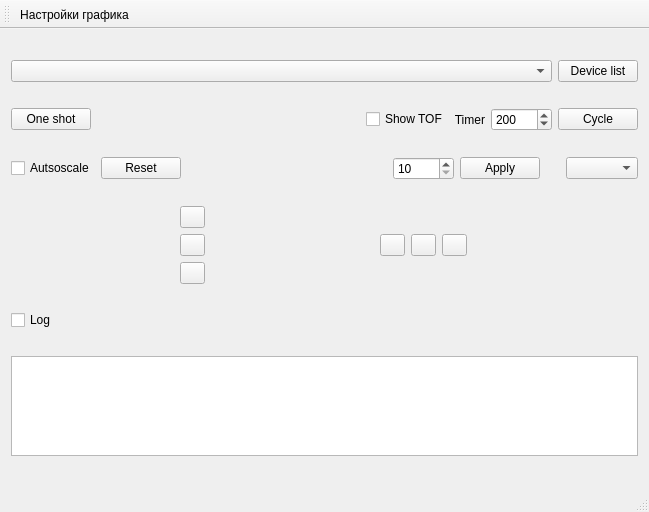
First picture: the form in test_1/mainwindow.ui, repository breton75/MAX, before the edit.
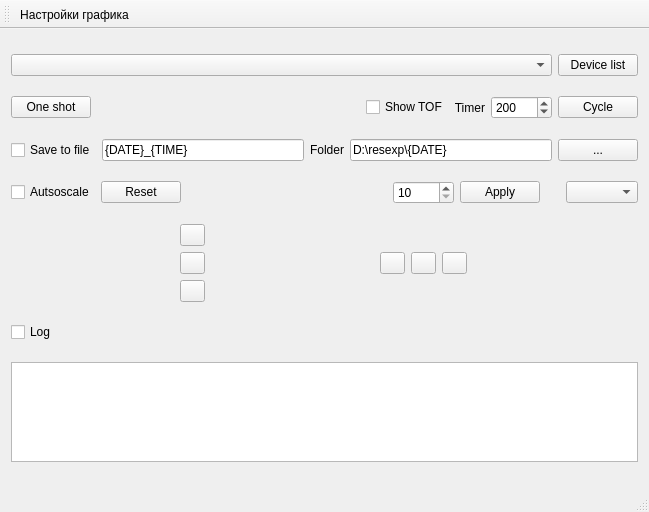
Second picture: the form after the edit. Icons and pictures are not drawn.

Patch:
```diff
--- a/test_1/mainwindow.ui
+++ b/test_1/mainwindow.ui
@@ -114,6 +114,45 @@
       </item>
      </layout>
     </item>
+    <item>
+     <layout class="QHBoxLayout" name="horizontalLayout_6">
+      <item>
+       <widget class="QCheckBox" name="checkSaveToFile">
+        <property name="text">
+         <string>Save to file</string>
+        </property>
+       </widget>
+      </item>
+      <item>
+       <widget class="QLineEdit" name="editFileNameTemplate">
+        <property name="text">
+         <string>{DATE}_{TIME}</string>
+        </property>
+       </widget>
+      </item>
+      <item>
+       <widget class="QLabel" name="label">
+        <property name="text">
+         <string>Folder</string>
+        </property>
+       </widget>
+      </item>
+      <item>
+       <widget class="QLineEdit" name="editFolderPath">
+        <property name="text">
+         <string>D:\resexp\{DATE}</string>
+        </property>
+       </widget>
+      </item>
+      <item>
+       <widget class="QPushButton" name="bnSelectFolder">
+        <property name="text">
+         <string>...</string>
+        </property>
+       </widget>
+      </item>
+     </layout>
+    </item>
     <item>
      <layout class="QHBoxLayout" name="horizontalLayout">
       <item>
```
